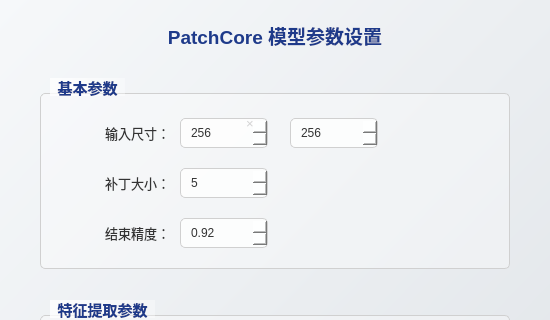
First picture: the form in ui/model_params.ui, repository 211250243/app, before the edit; both pictures show x 0 to 550 and y 0 to 320 of the 550 by 566 pixel window.
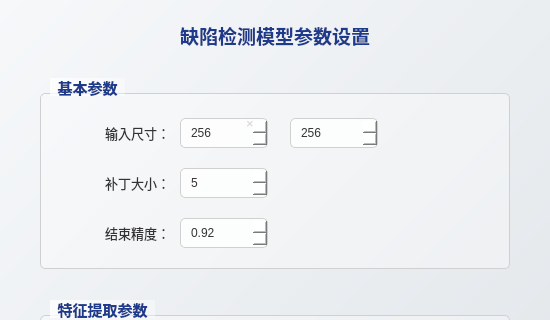
Second picture: the form after the edit.

Commit message: 完善导入显示、参数同步、训练显示

Diff of the .ui file:
```diff
--- a/ui/model_params.ui
+++ b/ui/model_params.ui
@@ -122,7 +122,7 @@
     </rect>
    </property>
    <property name="text">
-    <string>PatchCore 模型参数设置</string>
+    <string>缺陷检测模型参数设置</string>
    </property>
    <property name="alignment">
     <set>Qt::AlignmentFlag::AlignCenter</set>
```
The commit also changes 7 other files.
